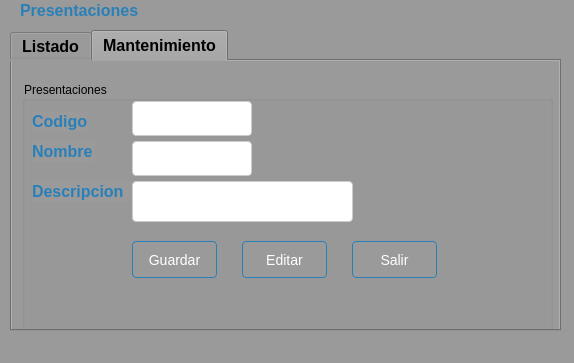
CodeDrTech/DevelopPython, file Sistema de ventas/ui/FrmPresentacion.ui: the form before one commit.
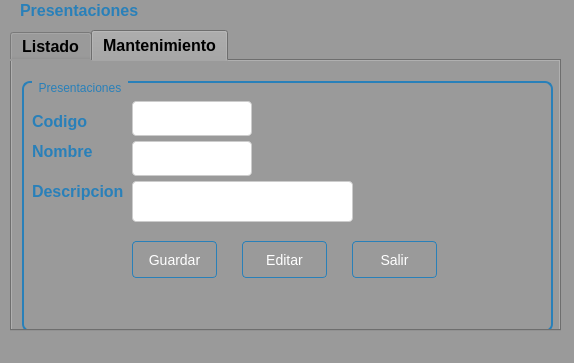
The form after the commit. The open tabs and pages were chosen to show the change.

Patch:
```diff
--- a/Sistema de ventas/ui/FrmPresentacion.ui
+++ b/Sistema de ventas/ui/FrmPresentacion.ui
@@ -378,6 +378,26 @@
         <height>251</height>
        </rect>
       </property>
+      <property name="styleSheet">
+       <string notr="true">QGroupBox {
+    border: 2px solid #2980b9;
+    border-radius: 8px;
+    padding: 10px;
+    background-color: #9a9a9a;
+}
+
+QGroupBox:title {
+    color: #2980b9;
+    subcontrol-origin: margin;
+    subcontrol-position: top left;
+    left: 10px;
+    padding-left: 5px;
+    padding-right: 5px;
+    border: none;
+}
+
+</string>
+      </property>
       <property name="title">
        <string>Presentaciones</string>
       </property>
```
